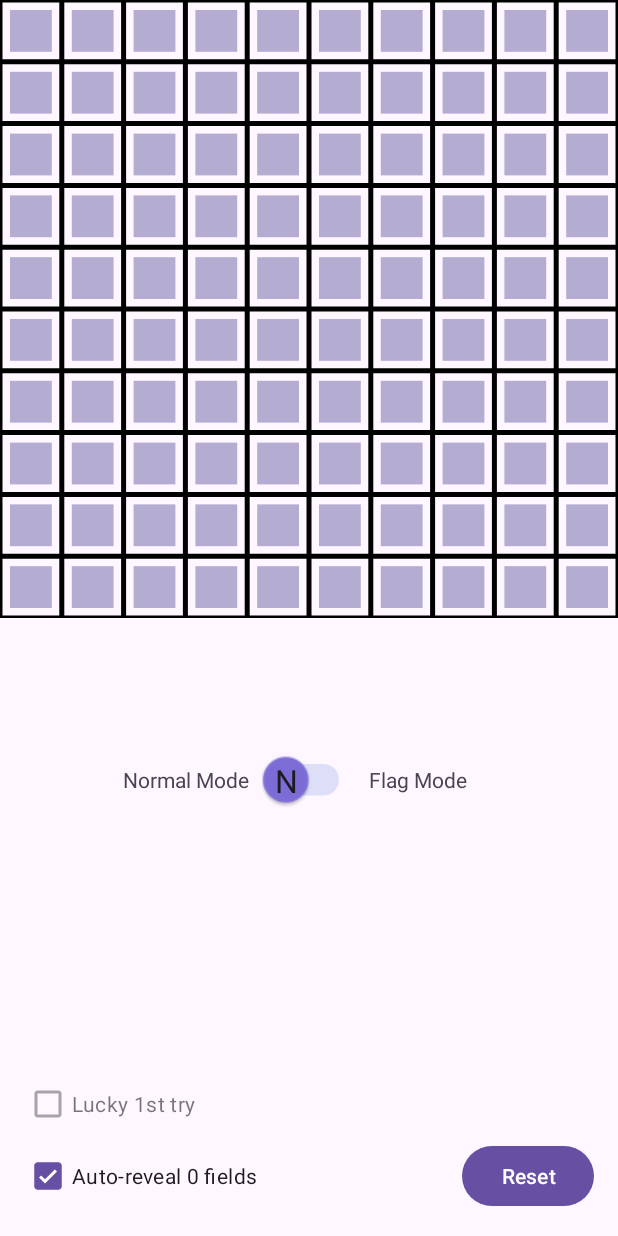
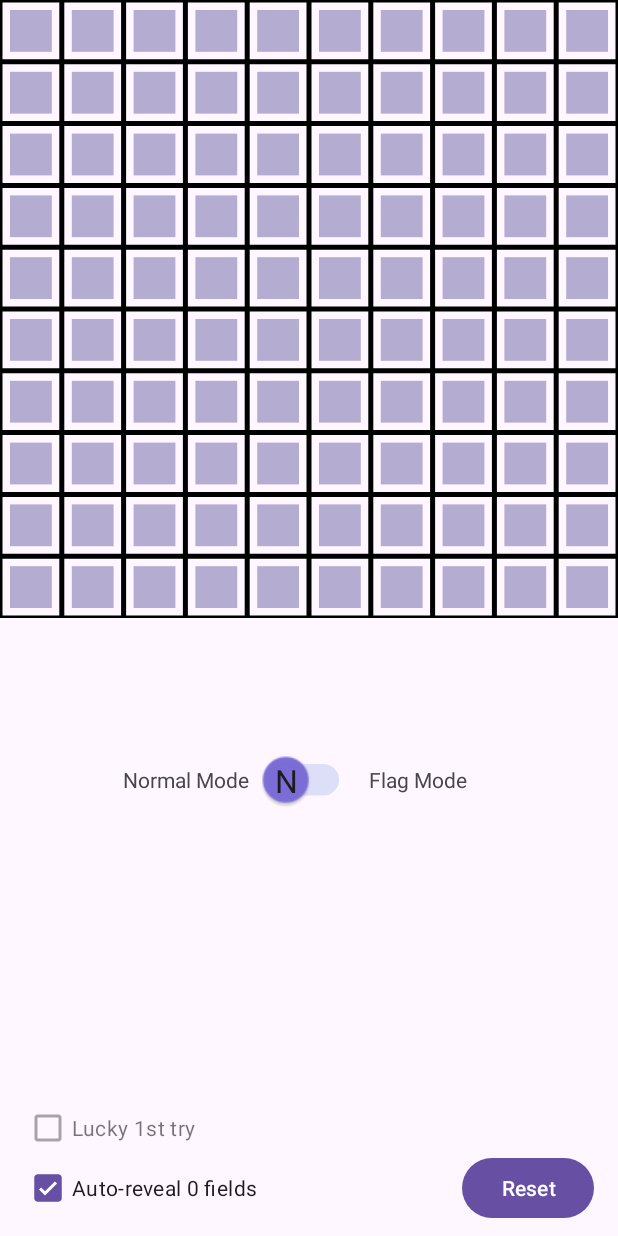
Before and after one commit to mozsarmate/MineSweeper_android, an Android app: the layout activity_main.xml on its own in the app's theme, with its tools: preview values and no code run, on a phone screen of 412 x 824 dp. Run offline under Robolectric (Android 15) with nearby library versions, the light colour scheme and no system bars.

Commit message:
final, handed in

```diff
--- a/app/src/main/java/hu/ait/minesweeper/GameView.kt
+++ b/app/src/main/java/hu/ait/minesweeper/GameView.kt
@@ -40,10 +40,10 @@ class GameView(context: Context?, attrs: AttributeSet?) : View(context, attrs) {
         gridNumW = MineSweeperModel.numCols
         gridNumH = MineSweeperModel.numRows
 
-        paintBackground.color = ContextCompat.getColor(this.context, R.color.bgGray)
+        paintBackground.color = ContextCompat.getColor(this.context, bgGray)
         paintBackground.style = Paint.Style.FILL
 
-        paintRect.color = ContextCompat.getColor(this.context, R.color.tileGray)
+        paintRect.color = ContextCompat.getColor(this.context, tileGray)
         paintRect.style = Paint.Style.FILL
 
         paintLine.color = Color.BLACK
@@ -52,6 +52,7 @@ class GameView(context: Context?, attrs: AttributeSet?) : View(context, attrs) {
 
         paintText.color = Color.BLACK
         paintText.textSize = 60f
+        paintText.isAntiAlias = true
 
         srcRect = Rect(0, 0, flag.width, flag.height)
 
@@ -117,10 +118,12 @@ class GameView(context: Context?, attrs: AttributeSet?) : View(context, attrs) {
                     if (curTile.bomb == 9) {
                         drawIcon(sw, i, sh, j, canvas, bomb)
                     } else {
+                        val textWidth = paintText.measureText(curTile.bomb.toString())
+                        val textHeight = paintText.descent() - paintText.ascent()
                         canvas?.drawText(
                             curTile.bomb.toString(),
-                            sw * i + cellPadding + 30,
-                            sh * j + cellPadding + 60,
+                            (sw * (i + 0.5) - textWidth / 2).toFloat(),
+                            (sh * (j + 1.05) - textHeight / 2).toFloat(),
                             paintText
                         )
                     }
@@ -165,6 +168,15 @@ class GameView(context: Context?, attrs: AttributeSet?) : View(context, attrs) {
             if ((context as MainActivity).flagModeEnabled || longPress) {
                 MineSweeperModel.invertFlag(cx, cy)
             } else {
+
+                //if lucky first try is enabled, and was unlucky regenerate based on selection
+                //todo implement afterwards
+                /*
+                if (MineSweeperModel.numRevealed == 0 && (context as MainActivity).luckyFirst){
+                    resetGameMaster(1)
+                }
+                */
+
                 val clickedTile = MineSweeperModel.getField(cx, cy)
 
                 //if it was already uncovered or flagged, do nothing
@@ -207,7 +219,7 @@ class GameView(context: Context?, attrs: AttributeSet?) : View(context, attrs) {
         canvas?.drawBitmap(icon, srcRect, destRect, null)
     }
 
-    fun resetGameMaster(reason: Int = 0) {
+    fun resetGameMaster() {
         MineSweeperModel.resetGame()
         gameOver = false
         won = false
--- a/app/src/main/res/layout/activity_main.xml
+++ b/app/src/main/res/layout/activity_main.xml
@@ -91,7 +91,7 @@
             android:textSize="14sp"
             tools:ignore="VisualLintBounds"
             android:layout_marginEnd="16dp"
-            android:layout_marginBottom="16dp" />
+            android:layout_marginBottom="8dp" />
 
     <CheckBox
             android:text="@string/reveal"
@@ -101,7 +101,7 @@
             android:checked="true"
             app:layout_constraintBottom_toBottomOf="parent"
             app:layout_constraintStart_toStartOf="parent"
-            android:layout_marginBottom="16dp"
+            android:layout_marginBottom="8dp"
             android:layout_marginStart="16dp" />
 
     <CheckBox
@@ -114,7 +114,9 @@
             android:layout_marginStart="16dp"
             app:layout_constraintBottom_toTopOf="@+id/cbAutoReveal"
             android:editable="false"
-            android:enabled="false" />
+            android:enabled="false"
+            android:padding="0dp"
+            android:layout_marginBottom="-8dp" />
 
 
 </androidx.constraintlayout.widget.ConstraintLayout>
--- a/app/src/main/res/values-night/themes.xml
+++ /dev/null
@@ -1,7 +0,0 @@
-<resources xmlns:tools="http://schemas.android.com/tools">
-    <!-- Base application theme. -->
-    <style name="Base.Theme.MineSweeper" parent="Theme.Material3.DayNight.NoActionBar">
-        <!-- Customize your dark theme here. -->
-        <!-- <item name="colorPrimary">@color/my_dark_primary</item> -->
-    </style>
-</resources>
```
